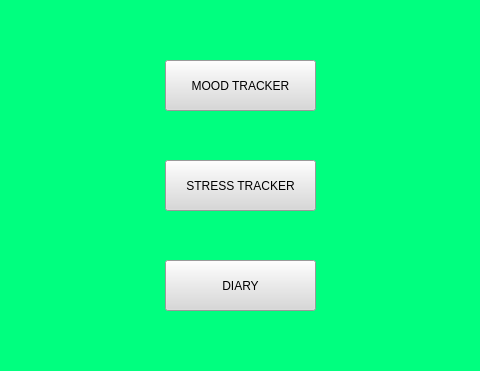
First picture: the form in view/UI files/menu.ui, repository LungoweA/SoulSync, before the edit; both pictures show x 475 to 955 and y 150 to 521 of the 1107 by 832 pixel window.
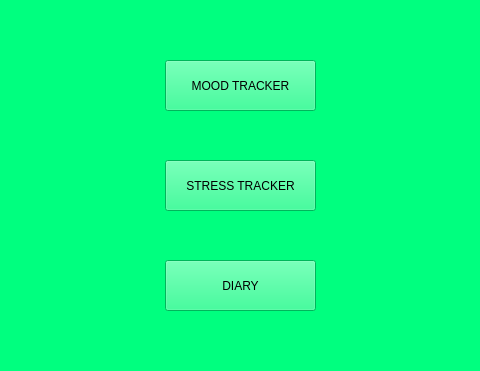
Second picture: the form after the edit.

Commit message: Modified Mood tracker py file

Patch:
```diff
--- a/view/UI files/menu.ui
+++ b/view/UI files/menu.ui
@@ -43,8 +43,7 @@
      </rect>
     </property>
     <property name="styleSheet">
-     <string notr="true">font: 10pt &quot;Arial&quot;;
-background-color: rgb(216, 216, 216);</string>
+     <string notr="true">font: 10pt &quot;Arial&quot;;</string>
     </property>
     <property name="text">
      <string>MOOD TRACKER</string>
@@ -60,8 +59,7 @@
      </rect>
     </property>
     <property name="styleSheet">
-     <string notr="true">font: 10pt &quot;Arial&quot;;
-background-color: rgb(216, 216, 216);</string>
+     <string notr="true">font: 10pt &quot;Arial&quot;;</string>
     </property>
     <property name="text">
      <string>STRESS TRACKER</string>
@@ -77,8 +75,7 @@
      </rect>
     </property>
     <property name="styleSheet">
-     <string notr="true">font: 10pt &quot;Arial&quot;;
-background-color: rgb(216, 216, 216);</string>
+     <string notr="true">font: 10pt &quot;Arial&quot;;</string>
     </property>
     <property name="text">
      <string>DIARY</string>
```
The commit also changes 1 other file.
